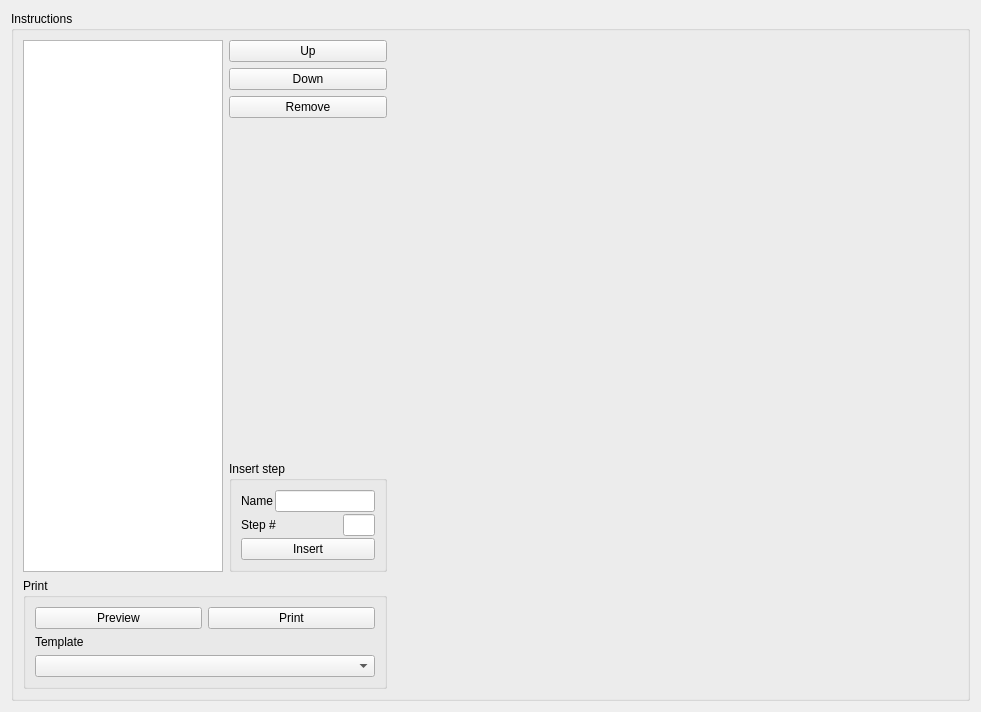
The window that ui/brewDayWidget.ui (Brewtarget/brewtarget) describes before a commit, drawn with Qt 5.
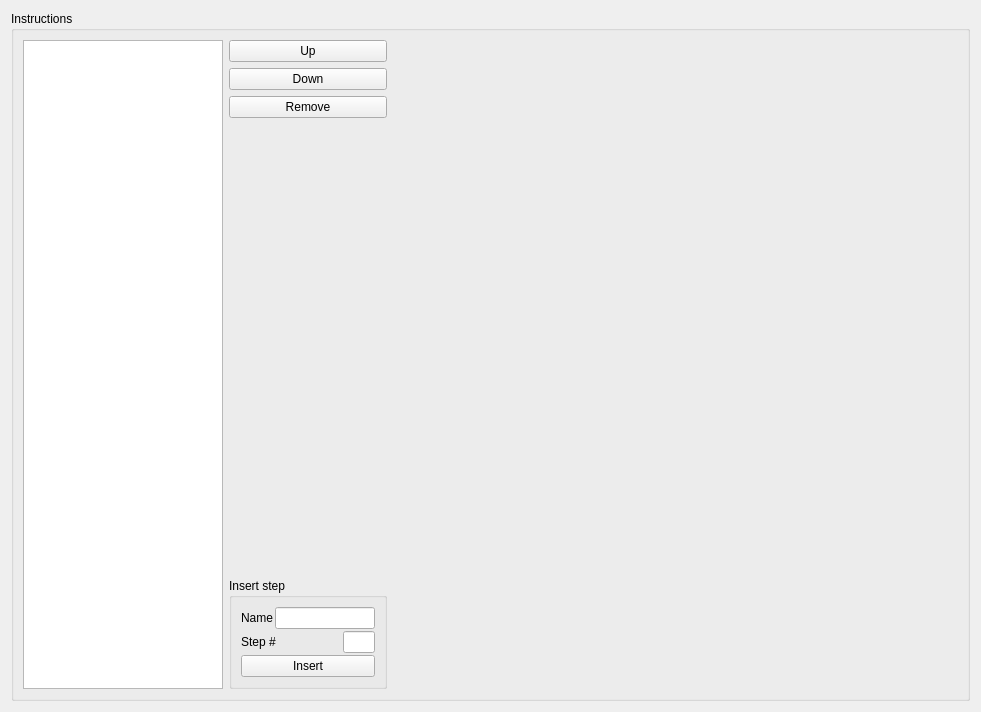
The same window after the commit.

Commit message: I see your tabbed widget and raise you one print and print preview menu.

```diff
--- a/ui/brewDayWidget.ui
+++ b/ui/brewDayWidget.ui
@@ -227,47 +227,6 @@
           </item>
          </layout>
         </item>
-        <item>
-         <widget class="QGroupBox" name="groupBox_print">
-          <property name="title">
-           <string>Print</string>
-          </property>
-          <layout class="QHBoxLayout" name="horizontalLayout_8">
-           <item>
-            <layout class="QVBoxLayout" name="verticalLayout_6">
-             <item>
-              <layout class="QHBoxLayout" name="horizontalLayout_11">
-               <item>
-                <widget class="QPushButton" name="pushButton_preview">
-                 <property name="text">
-                  <string>Preview</string>
-                 </property>
-                </widget>
-               </item>
-               <item>
-                <widget class="QPushButton" name="pushButton_print">
-                 <property name="text">
-                  <string>Print</string>
-                 </property>
-                </widget>
-               </item>
-              </layout>
-             </item>
-             <item>
-              <widget class="QLabel" name="label_3">
-               <property name="text">
-                <string>Template</string>
-               </property>
-              </widget>
-             </item>
-             <item>
-              <widget class="QComboBox" name="comboBox_template"/>
-             </item>
-            </layout>
-           </item>
-          </layout>
-         </widget>
-        </item>
        </layout>
       </item>
       <item>
```
The commit also changes 12 other files.
